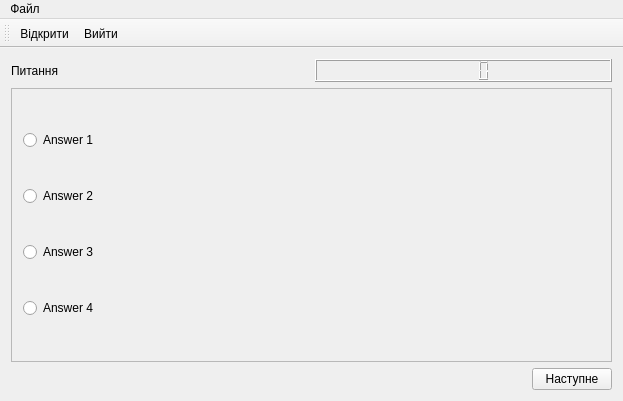
Angelys/KnowledgeTest, file mainwindow.ui: the form before one commit.
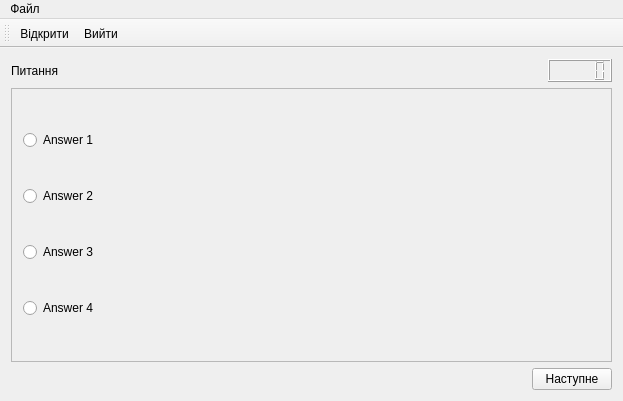
The form after the commit. The open tabs and pages were chosen to show the change. Icons and pictures are not drawn.

What changed in the file:
```diff
--- a/mainwindow.ui
+++ b/mainwindow.ui
@@ -103,6 +103,19 @@
             </property>
            </widget>
           </item>
+          <item>
+           <spacer name="horizontalSpacer_3">
+            <property name="orientation">
+             <enum>Qt::Horizontal</enum>
+            </property>
+            <property name="sizeHint" stdset="0">
+             <size>
+              <width>40</width>
+              <height>20</height>
+             </size>
+            </property>
+           </spacer>
+          </item>
           <item>
            <widget class="QLCDNumber" name="Timer"/>
           </item>
```
Left out of the diff: 2 changed lines with no effect on the pictures.
